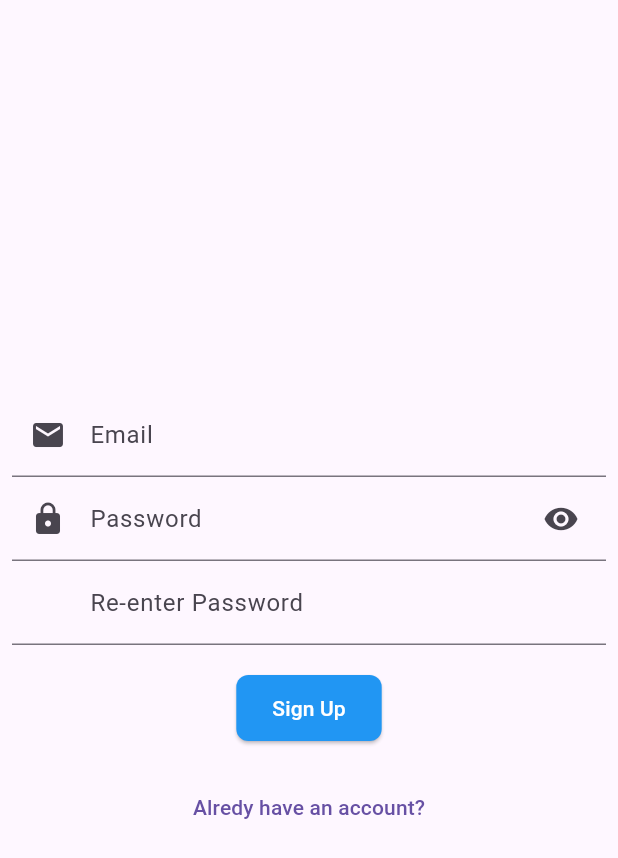
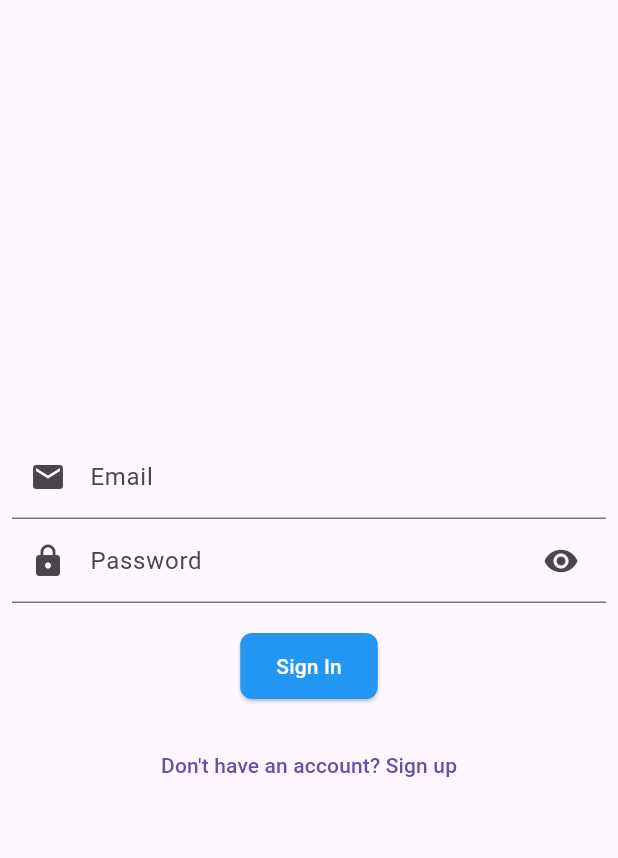
Before and after one commit to CancillerVEVO/habit-sync-app, a Flutter app: the screen it shows after launch, on a phone screen of 412 x 824 dp. Shown: the top 858 px of the screen. Run offline on Flutter 3.47's test engine with Material 3 defaults, Android fonts, the phone set to English and light mode, and no system bars; our stand-ins replace flutter_dotenv, supabase_flutter; accounts and stored records are empty.

Commit message:
login page and routes definition

```diff
--- a/lib/main.dart
+++ b/lib/main.dart
@@ -26,7 +26,12 @@
     return  MaterialApp(
       title: 'Supabase Flutter',
       debugShowCheckedModeBanner: false,
-      home: supabase.auth.currentSession == null ? const SignupPage() : const DashboardPage(),
+      home: supabase.auth.currentSession == null ? const LoginPage() : const DashboardPage(),
+      routes: {
+        '/login': (context) => const LoginPage(),
+        '/signup': (context) => const SignupPage(),
+        '/dashboard': (context) => const DashboardPage(),
+      }
     );
   }
 }
--- a/lib/pages/dashboard_page.dart
+++ b/lib/pages/dashboard_page.dart
@@ -24,9 +24,7 @@ class _DashboardPageState extends State<DashboardPage> {
       }
     } finally {
       if (mounted) {
-        Navigator.of(context).pushReplacement(
-          MaterialPageRoute(builder: (_) => const LoginPage()),
-        );
+        Navigator.pushNamed(context, '/login');
       }
     }
   }
--- a/lib/pages/login_page.dart
+++ b/lib/pages/login_page.dart
@@ -1,5 +1,8 @@
+import 'dart:async';
+
 import 'package:flutter/material.dart';
-import 'package:habit_sync_frontend/pages/signup_page.dart';
+import 'package:habit_sync_frontend/main.dart';
+import 'package:supabase_flutter/supabase_flutter.dart';
 
 class LoginPage extends StatefulWidget {
   const LoginPage({super.key});
@@ -9,39 +12,177 @@ class LoginPage extends StatefulWidget {
 }
 
 class _LoginPageState extends State<LoginPage> {
+
+  final _loginKey = GlobalKey<FormState>();
+  // Variables
+  bool _isLoading = false;
+  bool _redirecting = false;
+  bool _isObscured = true;
+  final TextEditingController _emailController = TextEditingController();
+  final TextEditingController _passwordController = TextEditingController();
+  final emailFocusNode = FocusNode();
+  final passwordFocusNode = FocusNode();
+
+  late final StreamSubscription<AuthState> _authStateSubscription;
+
+  Future<void> _signIn() async {
+    try {
+      setState(() {
+        _isLoading = true;
+      });
+
+      await supabase.auth.signInWithPassword(
+          email: _emailController.text.trim(),
+          password: _passwordController.text.trim());
+
+      if (mounted) {
+        context.showSnackBar('Auth succeeded!');
+      }
+    } on AuthException catch (error) {
+      if (mounted) context.showSnackBar(error.message, isError: true);
+    } catch (error) {
+      if (mounted) {
+        context.showSnackBar("Unexpected error occured", isError: true);
+      }
+    } finally {
+      if (mounted) {
+        setState(() {
+          _isLoading = false;
+        });
+      }
+    }
+  }
+
+  String? _emailValidation() {
+    if (_emailController.text.isEmpty) {
+      emailFocusNode.requestFocus();
+      return 'Please enter some text';
+    }
+
+    if (!_emailController.text.contains('@')) {
+      emailFocusNode.requestFocus();
+      return 'Please enter a valid email';
+    }
+    return null;
+  }
+
+  String? _passwordValidation() {
+    if (_passwordController.text.isEmpty) {
+      passwordFocusNode.requestFocus();
+      return 'Please enter some text';
+    }
+
+    return null;
+  }
+
+  @override
+  void initState() {
+    _authStateSubscription = supabase.auth.onAuthStateChange.listen((data) {
+      if (_redirecting) return;
+      final session = data.session;
+      if (session != null) {
+        _redirecting = true;
+        Navigator.pushNamed(context, '/dashboard');
+      }
+    }, onError: (error) {
+      if (error is AuthException) {
+        context.showSnackBar(error.message, isError: true);
+      } else {
+        context.showSnackBar("Unexpected error occurred", isError: true);
+      }
+    });
+    super.initState();
+  }
+
+  @override
+  void dispose() {
+    _emailController.dispose();
+    _passwordController.dispose();
+    super.dispose();
+  }
+
   @override
   Widget build(BuildContext context) {
     return Scaffold(
-      appBar: AppBar(
-        title: const Text("Login"),
-      ),
-      body: Center(
+      body: Padding(
+        padding: const EdgeInsets.all(8.0),
+        child: Form(
+            key: _loginKey,
             child: Column(
               mainAxisAlignment: MainAxisAlignment.center,
-          children: [
+              children: <Widget>[
+                // email form field
+                TextFormField(
+                  focusNode: emailFocusNode,
+                  keyboardType: TextInputType.emailAddress,
+                  controller: _emailController,
+                  decoration: const InputDecoration(
+                      labelText: 'Email', prefixIcon: Icon(Icons.email)),
+                  validator: (value) {
+                    return _emailValidation();
+                  },
+                ),
+                // password form field
+                TextFormField(
+                  obscureText: _isObscured,
+                  focusNode: passwordFocusNode,
+                  keyboardType: TextInputType.emailAddress,
+                  controller: _passwordController,
+                  decoration: InputDecoration(
+                      prefixIcon: const Icon(Icons.lock),
+                      labelText: 'Password',
+                      suffixIcon: IconButton(
+                        padding: const EdgeInsetsDirectional.only(end: 12),
+                        icon: _isObscured
+                            ? const Icon(Icons.visibility)
+                            : const Icon(Icons.visibility_off),
+                        onPressed: () {
+                          setState(() {
+                            _isObscured = !_isObscured;
+                          });
+                        },
+                      )),
+                  validator: (value) {
+                    return _passwordValidation();
+                  },
+                ),
+                const SizedBox(
+                  height: 18,
+                ),
+                // sign up button
                 ElevatedButton(
                   onPressed: () {
-                Navigator.pushReplacement(
-                    context,
-                    MaterialPageRoute(
-                        builder: (context) => const SignupPage()));
+                    if (_loginKey.currentState!.validate()) {
+                      _signIn();
+                    }
                   },
-              child: const Text("Login"),
+                  style: ButtonStyle(
+                    backgroundColor: WidgetStateProperty.all(Colors.blue),
+                    padding: WidgetStateProperty.all(
+                      const EdgeInsets.symmetric(
+                          horizontal: 24.0, vertical: 12.0),
                     ),
-            SizedBox(
+                    shape: WidgetStateProperty.all(
+                      RoundedRectangleBorder(
+                        borderRadius: BorderRadius.circular(8.0),
+                      ),
+                    ),
+                  ),
+                  child: Text(
+                    _isLoading ? 'Sending...' : 'Sign In',
+                    style: const TextStyle(color: Colors.white),
+                  ),
+                ),
+                const SizedBox(
                   height: 18,
                 ),
-            ElevatedButton(
+                TextButton(
                     onPressed: () {
-                Navigator.pushReplacement(
-                    context,
-                    MaterialPageRoute(
-                        builder: (context) => const SignupPage()));
+                      Navigator.pushNamed(context, '/signup');
                     },
-              child: const Text("Sign Up"),
-            ),
+                    child: const Text("Don't have an account? Sign up"))
               ],
-        ),
+            )),
       ),
     );
   }
--- a/lib/pages/signup_page.dart
+++ b/lib/pages/signup_page.dart
@@ -5,7 +5,6 @@ import 'package:habit_sync_frontend/pages/dashboard_page.dart';
 import 'package:habit_sync_frontend/pages/login_page.dart';
 import 'package:supabase_flutter/supabase_flutter.dart';
 
-final _formKey = GlobalKey<FormState>();
 
 class SignupPage extends StatefulWidget {
   const SignupPage({super.key});
@@ -16,7 +15,7 @@ class SignupPage extends StatefulWidget {
 
 class _SignupPageState extends State<SignupPage> {
   // Variables
-
+  final _signupKey = GlobalKey<FormState>();
   bool _isLoading = false;
   bool _redirecting = false;
   bool _isObscured = true;
@@ -109,9 +108,7 @@ class _SignupPageState extends State<SignupPage> {
       final session = data.session;
       if (session != null) {
         _redirecting = true;
-        Navigator.of(context).pushReplacement(
-          MaterialPageRoute(builder: (context) => const DashboardPage()),
-        );
+        Navigator.pushNamed(context, '/dashboard');
       }
     }, onError: (error) {
       if (error is AuthException) {
@@ -127,7 +124,10 @@ class _SignupPageState extends State<SignupPage> {
   @override
   void dispose() {
     _emailController.dispose();
+    _passwordController.dispose();
+    _confirmPasswordController.dispose();
     _authStateSubscription.cancel();
+
     super.dispose();
   }
 
@@ -137,7 +137,7 @@ class _SignupPageState extends State<SignupPage> {
       body: Padding(
         padding: const EdgeInsets.all(8.0),
         child: Form(
-            key: _formKey,
+            key: _signupKey,
             child: Column(
               mainAxisAlignment: MainAxisAlignment.center,
               children: <Widget>[
@@ -196,7 +196,7 @@ class _SignupPageState extends State<SignupPage> {
                 // sign up button
                 ElevatedButton(
                   onPressed: () {
-                    if (_formKey.currentState!.validate()) {
+                    if (_signupKey.currentState!.validate()) {
                       _signUp();
                     }
                   },
@@ -222,12 +222,9 @@ class _SignupPageState extends State<SignupPage> {
                 ),
                 TextButton(
                     onPressed: () {
-                      Navigator.pushReplacement(
-                          context,
-                          MaterialPageRoute(
-                              builder: (context) => const LoginPage()));
+                      Navigator.pushNamed(context, '/login');
                     },
-                    child: const Text("Alredy have an account?"))
+                    child: const Text("Already have an account? Sign in"))
               ],
             )),
       ),
```
Lines whose indentation alone changed are shown as unchanged.
